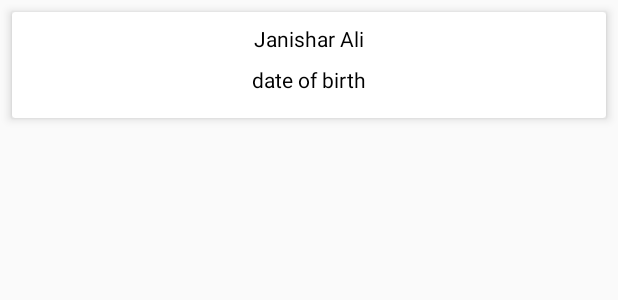
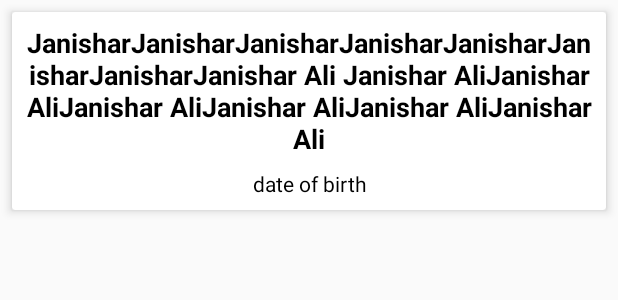
Before and after one commit to anandwana001/RoomMvvm, an Android app: the layout item_list.xml on its own in the app's theme, with its tools: preview values and no code run, on a phone screen of 412 x 824 dp. Shown: the top 300 px of the screen. Run offline under Robolectric (Android 15) with nearby library versions, the phone set to English and light mode, and no system bars.

Commit message:
update design

```diff
--- a/RoomMvvm/app/src/main/java/com/akshay/roommvvm/di/module/ActivityModule.kt
+++ b/RoomMvvm/app/src/main/java/com/akshay/roommvvm/di/module/ActivityModule.kt
@@ -1,7 +1,8 @@
 package com.akshay.roommvvm.di.module
 
 import androidx.lifecycle.ViewModelProviders
-import androidx.recyclerview.widget.LinearLayoutManager
+import androidx.recyclerview.widget.StaggeredGridLayoutManager
+import androidx.recyclerview.widget.StaggeredGridLayoutManager.VERTICAL
 import com.akshay.roommvvm.data.repository.UserRepository
 import com.akshay.roommvvm.ui.add.AddViewModel
 import com.akshay.roommvvm.ui.base.BaseActivity
@@ -22,7 +23,8 @@ import io.reactivex.disposables.CompositeDisposable
 class ActivityModule(private val activity: BaseActivity<*>) {
 
     @Provides
-    fun provideLinearLayoutManager(): LinearLayoutManager = LinearLayoutManager(activity)
+    fun provideStaggeredGridLayoutManager(): StaggeredGridLayoutManager =
+        StaggeredGridLayoutManager(2, VERTICAL)
 
     @Provides
     fun provideUserAdapter(): UserAdapter = UserAdapter(activity.lifecycle, ArrayList())
--- a/RoomMvvm/app/src/main/java/com/akshay/roommvvm/ui/main/MainActivity.kt
+++ b/RoomMvvm/app/src/main/java/com/akshay/roommvvm/ui/main/MainActivity.kt
@@ -3,7 +3,7 @@ package com.akshay.roommvvm.ui.main
 import android.content.Intent
 import android.os.Bundle
 import androidx.lifecycle.Observer
-import androidx.recyclerview.widget.LinearLayoutManager
+import androidx.recyclerview.widget.StaggeredGridLayoutManager
 import com.akshay.roommvvm.R
 import com.akshay.roommvvm.di.component.ActivityComponent
 import com.akshay.roommvvm.ui.add.AddActivity
@@ -19,7 +19,7 @@ class MainActivity : BaseActivity<MainViewModel>() {
     }
 
     @Inject
-    lateinit var linearLayoutManager: LinearLayoutManager
+    lateinit var staggeredGridLayoutManager: StaggeredGridLayoutManager
 
     @Inject
     lateinit var userAdapter: UserAdapter
@@ -36,7 +36,7 @@ class MainActivity : BaseActivity<MainViewModel>() {
         }
 
         rvList.apply {
-            layoutManager = linearLayoutManager
+            layoutManager = staggeredGridLayoutManager
             adapter = userAdapter
         }
     }
--- a/RoomMvvm/app/src/main/java/com/akshay/roommvvm/ui/main/user/UserItemViewHolder.kt
+++ b/RoomMvvm/app/src/main/java/com/akshay/roommvvm/ui/main/user/UserItemViewHolder.kt
@@ -34,7 +34,7 @@ class UserItemViewHolder(parent: ViewGroup) :
         })
 
         viewModel.dateOfBirth.observe(this, Observer {
-            itemView.tvDateOfBirth.text = it
+            itemView.tvDateOfBirth.text = itemView.resources.getString(R.string.date_of_birth, it)
         })
 
         viewModel.userId.observe(this, Observer {
--- a/RoomMvvm/app/src/main/res/layout/activity_create.xml
+++ b/RoomMvvm/app/src/main/res/layout/activity_create.xml
@@ -31,6 +31,7 @@
             android:id="@+id/et_name"
             android:layout_width="match_parent"
             android:layout_height="wrap_content"
+            android:hint="@string/name"
             android:inputType="textPersonName"
             android:lines="1"
             android:maxLength="250"
--- a/RoomMvvm/app/src/main/res/layout/item_list.xml
+++ b/RoomMvvm/app/src/main/res/layout/item_list.xml
@@ -4,31 +4,37 @@
     xmlns:tools="http://schemas.android.com/tools"
     android:layout_width="match_parent"
     android:layout_height="wrap_content"
+    android:layout_margin="8dp"
     app:cardElevation="4dp"
-    app:cardUseCompatPadding="false"
-    android:layout_margin="8dp">
+    app:cardUseCompatPadding="false">
 
     <androidx.constraintlayout.widget.ConstraintLayout
         android:layout_width="match_parent"
         android:layout_height="match_parent"
-        android:paddingTop="8dp"
-        android:paddingBottom="16dp">
+        android:paddingTop="8dp">
 
         <TextView
             android:id="@+id/tvName"
-            android:layout_width="wrap_content"
+            android:layout_width="0dp"
             android:layout_height="wrap_content"
+            android:layout_marginStart="8dp"
+            android:layout_marginEnd="8dp"
+            android:gravity="center"
+            android:textSize="18sp"
+            android:textStyle="bold"
             app:layout_constraintBottom_toTopOf="@+id/tvDateOfBirth"
             app:layout_constraintEnd_toEndOf="parent"
             app:layout_constraintStart_toStartOf="parent"
             app:layout_constraintTop_toTopOf="parent"
-            tools:text="Janishar Ali" />
+            tools:text="JanisharJanisharJanisharJanisharJanisharJanisharJanisharJanishar Ali Janishar AliJanishar AliJanishar AliJanishar AliJanishar AliJanishar Ali" />
 
         <TextView
             android:id="@+id/tvDateOfBirth"
-            android:layout_width="wrap_content"
+            android:layout_width="0dp"
             android:layout_height="wrap_content"
-            android:layout_marginTop="8dp"
+            android:layout_margin="8dp"
+            android:gravity="center"
+            android:textSize="14sp"
             app:layout_constraintBottom_toBottomOf="parent"
             app:layout_constraintEnd_toEndOf="parent"
             app:layout_constraintStart_toStartOf="parent"
--- a/RoomMvvm/app/src/main/res/values/strings.xml
+++ b/RoomMvvm/app/src/main/res/values/strings.xml
@@ -3,4 +3,7 @@
 
     <string name="btn_update">Update</string>
     <string name="btn_save">Save</string>
+
+    <string name="name">name</string>
+    <string name="date_of_birth">Date of Birth : %1s</string>
 </resources>
```
Also changed, not shown: RoomMvvm/app/src/main/java/com/akshay/roommvvm/data/repository/UserRepository.kt (+10 -10 lines).
